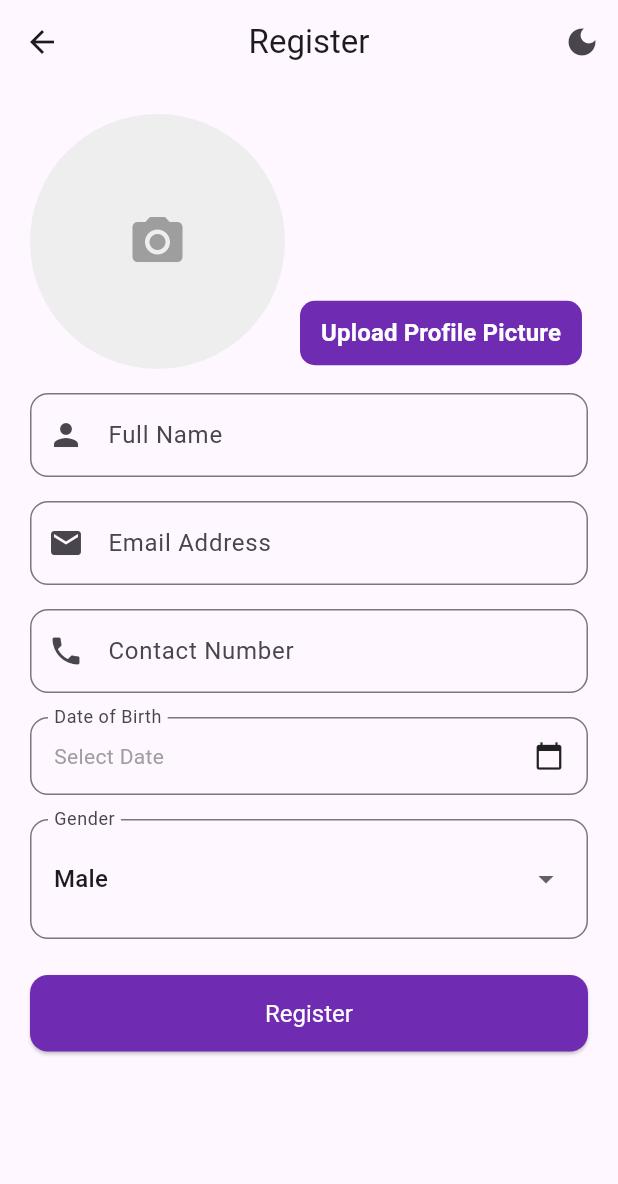
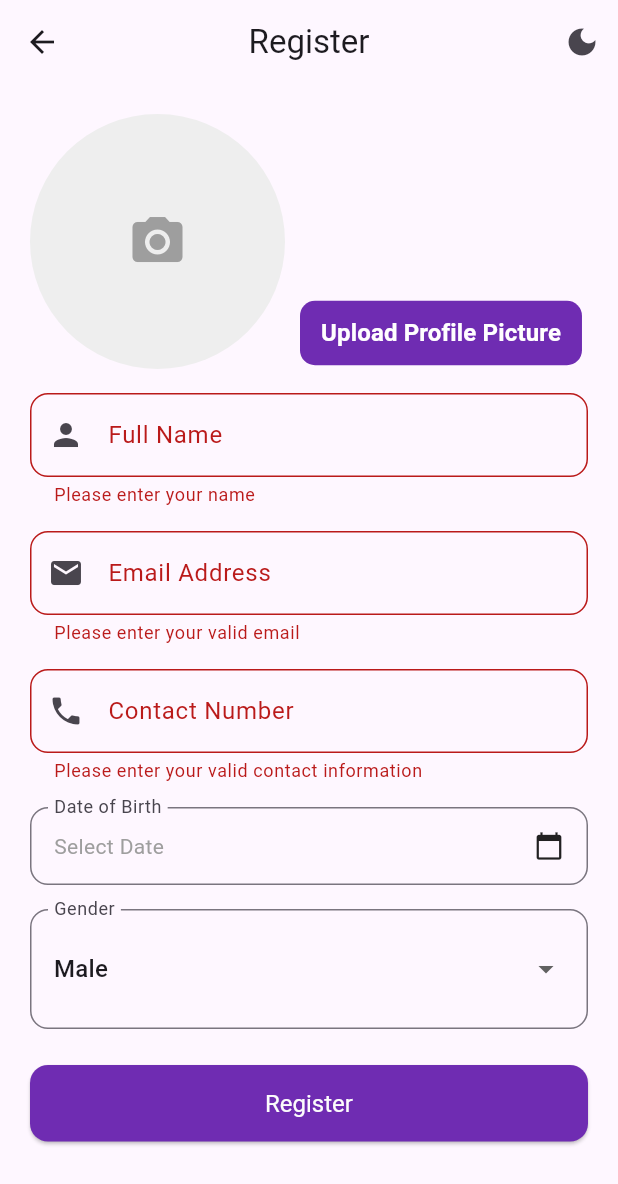
Before and after one commit to Goodwish-Engineering/Flutter-Task, a Flutter app: the StudentRegistrationScreen screen opened directly, after a tap on "Register", on a phone screen of 412 x 824 dp. Shown: the top 1184 px of the screen. Run offline on Flutter 3.47's test engine with Material 3 defaults, Android fonts, the light colour scheme and no system bars; our stand-ins replace image_picker.

Commit message:
submit button is added, where validation for all fields is checked and e mail format is checked along with profile picture state whether it is null or not , then  from _isEditing is checked to confirm whether to  save or edit the data and snackbar is loaded to show the result of completion of operation

```diff
--- a/student_profile_app/lib/screens/student_registration_screen.dart
+++ b/student_profile_app/lib/screens/student_registration_screen.dart
@@ -5,6 +5,7 @@ import 'package:image_picker/image_picker.dart';
 import 'package:provider/provider.dart';
 import 'package:student_profile_app/models/student.dart';
 import 'package:student_profile_app/provider/student_provider.dart';
+import 'package:student_profile_app/screens/student_profile_screen.dart';
 
 class StudentRegistrationScreen extends StatefulWidget {
   const StudentRegistrationScreen({super.key});
@@ -29,6 +30,53 @@ class _StudentRegistrationScreenState extends State<StudentRegistrationScreen> {
   void initState() {
     super.initState();
     _loadStudentData();
+  }
+
+  void _submitForm() {
+    if (!_formKey.currentState!.validate()) return;
+    if (_selectedDate == null) {
+      ScaffoldMessenger.of(context).showSnackBar(
+        const SnackBar(content: Text("Please select the date of birth")),
+      );
+      return;
+    }
+    if (_profileImage == null) {
+      ScaffoldMessenger.of(context).showSnackBar(
+        const SnackBar(content: Text("Pick the image from the gallery")),
+      );
+      return;
+    }
+
+    final student = Student(
+      fullname: _nameController.text,
+      email: _emailController.text,
+      contactNumber: _contactController.text,
+      dateOfBirth: _selectedDate!,
+      gender: _selectedGender,
+      profilePicturePath: _profileImage?.path,
+    );
+
+    final studentProvider = Provider.of<StudentProvider>(
+      context,
+      listen: false,
+    );
+
+    if (_isEditing) {
+      studentProvider.updateStudent(student);
+      ScaffoldMessenger.of(context).showSnackBar(
+        const SnackBar(content: Text("Student Profile Updated Successfully")),
+      );
+    } else {
+      studentProvider.saveStudent(student);
+      ScaffoldMessenger.of(context).showSnackBar(
+        const SnackBar(content: Text("Student Profile Saved Successfully")),
+      );
+    }
+
+    Navigator.pushReplacement(
+      context,
+      MaterialPageRoute(builder: (context) => const StudentProfileScreen()),
+    );
   }
 
   void _loadStudentData() {
@@ -266,7 +314,7 @@ class _StudentRegistrationScreenState extends State<StudentRegistrationScreen> {
                 SizedBox(
                   width: double.infinity,
                   child: ElevatedButton(
-                    onPressed: () => {},
+                    onPressed: () => _submitForm(),
                     style: ElevatedButton.styleFrom(
                       padding: const EdgeInsets.symmetric(vertical: 16),
                       shape: RoundedRectangleBorder(
```
